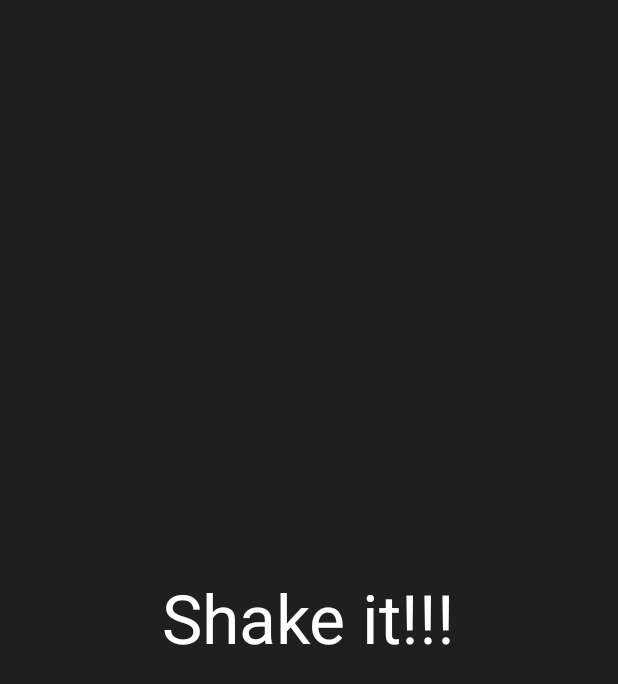
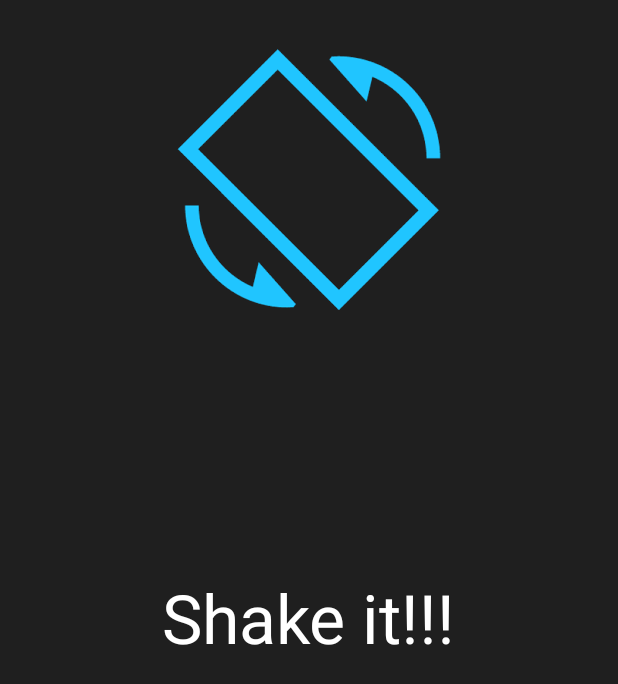
Before and after one commit to ahuskano/Sensors-Adventure, an Android app: the layout fragment_shuffed_detect.xml on its own in the app's theme, with its tools: preview values and no code run, on a phone screen of 412 x 824 dp. Shown: the top 684 px of the screen. Run offline under Robolectric (Android 15) with nearby library versions, the phone set to English and light mode, and no system bars.

Commit message:
Shake it image added

```diff
--- a/app/src/main/java/hr/ahuskano/wufy/app/fragments/FragmentShuffedDetect.java
+++ b/app/src/main/java/hr/ahuskano/wufy/app/fragments/FragmentShuffedDetect.java
@@ -19,7 +19,7 @@ public class FragmentShuffedDetect extends SensorFragment {
     private SensorManager sensorManager;
     private TextView tvMessage;
     private long timestamp;
-    private static final int THRESHOLD = 8;
+    private static final int THRESHOLD = 6;
 
     @Override
     public void sensorEvent(SensorEvent sensorEvent) {
--- a/app/src/main/res/layout/fragment_shuffed_detect.xml
+++ b/app/src/main/res/layout/fragment_shuffed_detect.xml
@@ -5,6 +5,15 @@
     android:layout_width="match_parent"
     android:layout_height="match_parent"
     style="@style/fragmentStyle">
+
+    <ImageView
+        android:layout_height="wrap_content"
+        android:layout_width="wrap_content"
+        android:layout_marginTop="20dp"
+        android:layout_centerHorizontal="true"
+        android:src="@drawable/shakeit">
+
+    </ImageView>
 
     <TextView
         android:id="@+id/tvShakeIt"
```
Also changed, not shown: app/src/main/java/hr/ahuskano/wufy/app/fragments/FragmentGame.java (+6 -3 lines), app/src/main/res/drawable-hdpi/light.png (added), app/src/main/res/drawable-hdpi/shakeit.png (added).
